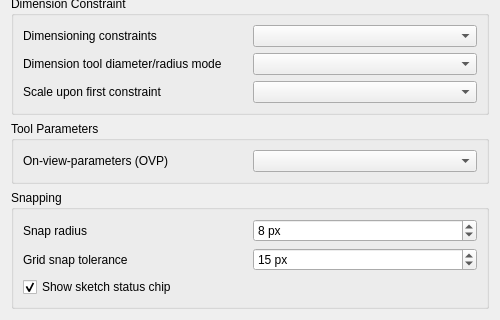
Qt form src/Mod/Sketcher/Gui/SketcherSettings.ui (otherworld-dev/FuCadUp) before a commit; both pictures show x 0 to 500 and y 424 to 744 of the 500 by 744 pixel window.
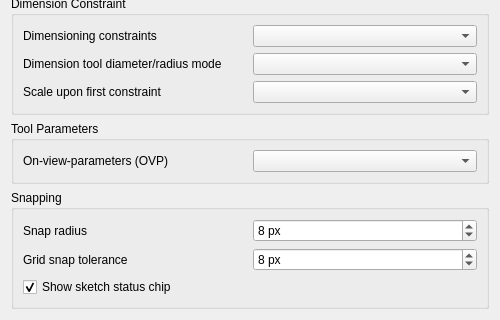
The same form after that commit. Custom widgets are drawn as their Qt base class.

Diff of the .ui file:
```diff
--- a/src/Mod/Sketcher/Gui/SketcherSettings.ui
+++ b/src/Mod/Sketcher/Gui/SketcherSettings.ui
@@ -459,7 +459,7 @@
          <double>100.000000000000000</double>
         </property>
         <property name="value">
-         <double>15.000000000000000</double>
+         <double>8.000000000000000</double>
         </property>
         <property name="prefEntry" stdset="0">
          <cstring>GridSnapTolerance</cstring>
```
